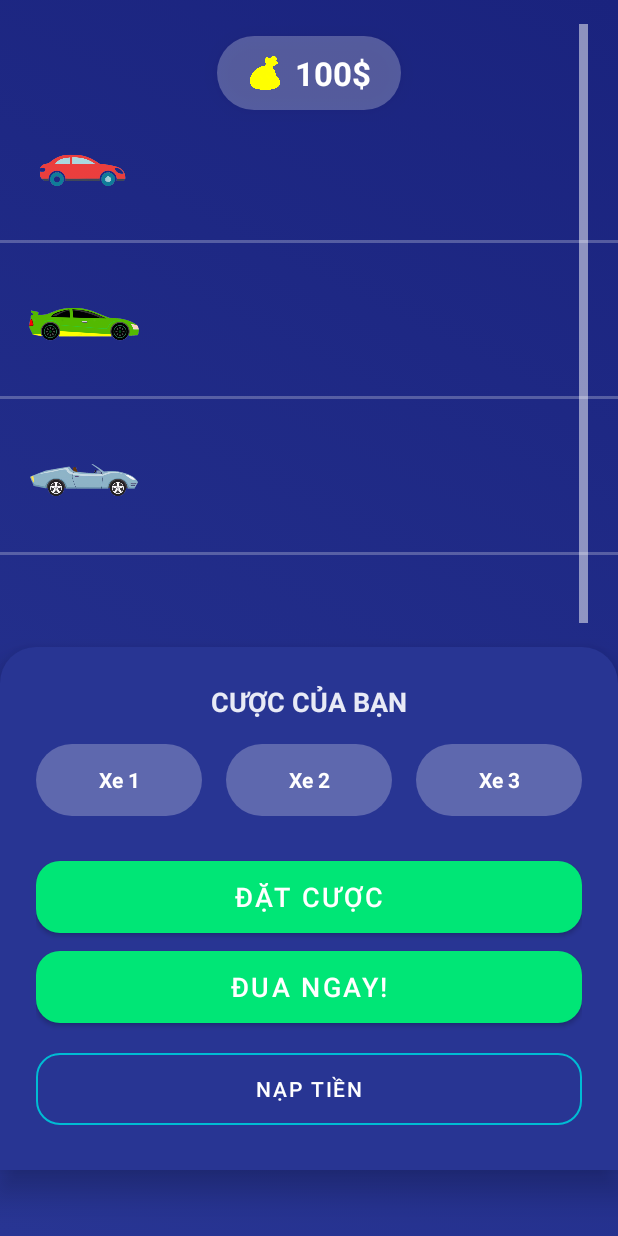
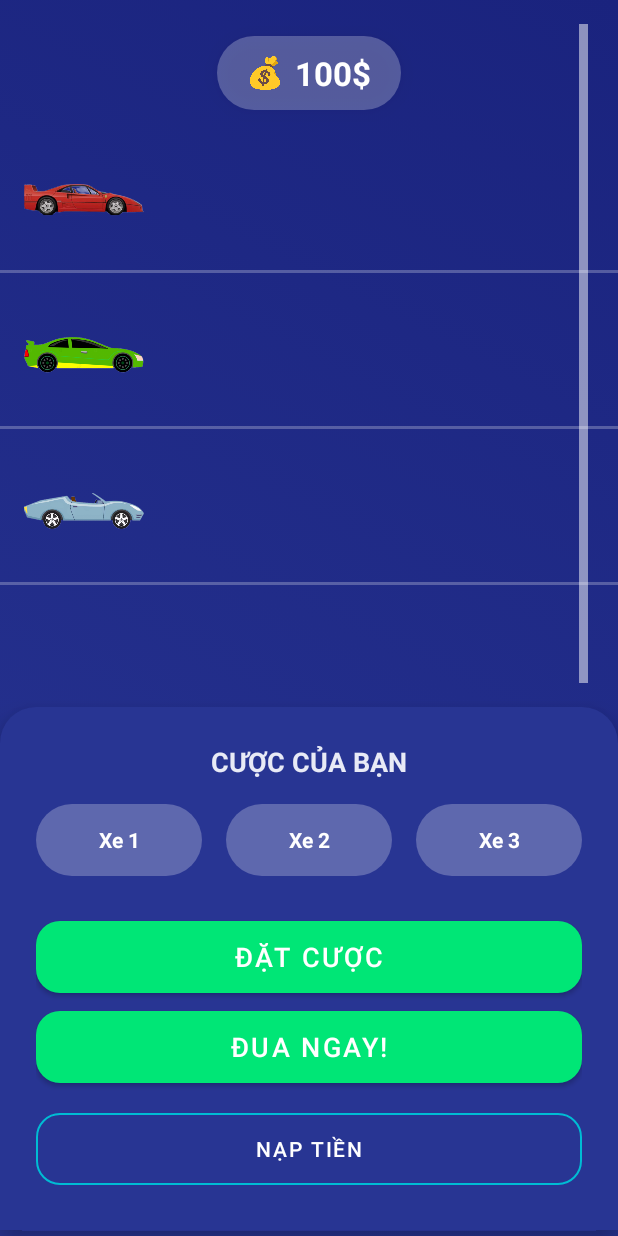
Before and after one commit to HaroldXL/PRM392-Racing-Car, an Android app: the MainActivity screen opened directly, with no data from a screen before it, on a phone screen of 412 x 824 dp. Run offline under Robolectric (Android 15) with nearby library versions, the phone set to English and light mode, and no system bars.

Commit message:
fix hitbox

```diff
--- a/app/src/main/res/layout/activity_game.xml
+++ b/app/src/main/res/layout/activity_game.xml
@@ -27,8 +27,7 @@
             android:layout_width="24dp"
             android:layout_height="24dp"
             android:layout_marginEnd="8dp"
-            android:src="@drawable/ic_money_bag"
-            app:tint="@color/text_highlight" />
+            android:src="@drawable/ic_money_bag" />
 
         <TextView
             android:id="@+id/tvBalance"
@@ -123,10 +122,10 @@
 
     <LinearLayout
         android:id="@+id/control_panel"
-        android:background="@drawable/control_panel_background"
         android:layout_width="match_parent"
         android:layout_height="wrap_content"
-        android:layout_marginBottom="44dp"
+        android:layout_marginBottom="4dp"
+        android:background="@drawable/control_panel_background"
         android:elevation="12dp"
         android:orientation="vertical"
         android:padding="24dp"
--- a/app/src/main/res/layout/bet_settings.xml
+++ b/app/src/main/res/layout/bet_settings.xml
@@ -61,8 +61,7 @@
                 android:layout_width="24dp"
                 android:layout_height="24dp"
                 android:layout_marginEnd="8dp"
-                android:src="@drawable/ic_money_bag"
-                app:tint="@color/text_highlight" />
+                android:src="@drawable/ic_money_bag" />
 
             <TextView
                 android:id="@+id/tvBalance"
```
Also changed, not shown: app/src/main/res/drawable/car_icon_1.png, app/src/main/res/drawable/car_icon_2.png, app/src/main/res/drawable/car_icon_3.png.
